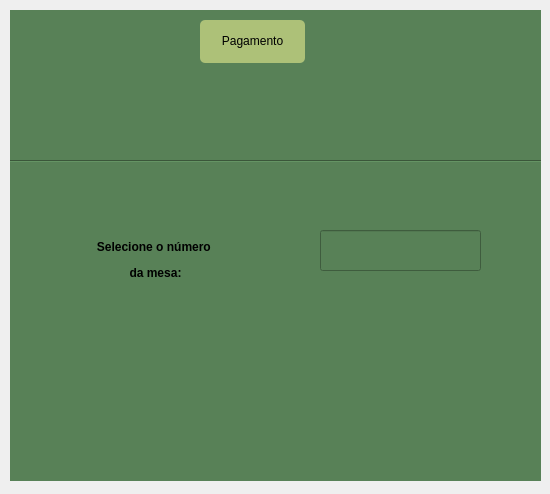
Before: the Qt Designer form telas_qt/numero_mesa_pagamento.ui in lauraprass/aplicativo_de_pedidos_para_restaurante, drawn with Qt 5.
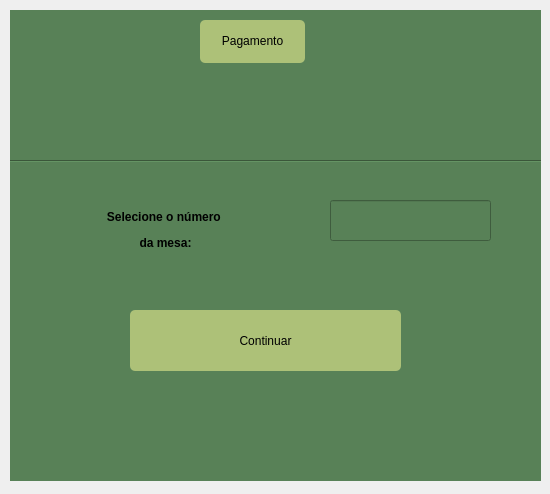
After: the same form once the commit is applied. Icons and pictures are not drawn.

Commit message: botao adicionado

Diff of the .ui file:
```diff
--- a/telas_qt/numero_mesa_pagamento.ui
+++ b/telas_qt/numero_mesa_pagamento.ui
@@ -62,8 +62,8 @@
    <widget class="QWidget" name="widget_numero_mesa" native="true">
     <property name="geometry">
      <rect>
-      <x>40</x>
-      <y>200</y>
+      <x>50</x>
+      <y>170</y>
       <width>441</width>
       <height>91</height>
      </rect>
@@ -237,7 +237,7 @@
     <property name="geometry">
      <rect>
       <x>100</x>
-      <y>310</y>
+      <y>290</y>
       <width>301</width>
       <height>81</height>
      </rect>
@@ -245,7 +245,7 @@
     <widget class="QPushButton" name="btn_menu_inicial">
      <property name="geometry">
       <rect>
-       <x>620</x>
+       <x>20</x>
        <y>10</y>
        <width>271</width>
        <height>61</height>
```
Left out of the diff: 4 changed lines with no effect on the pictures.
